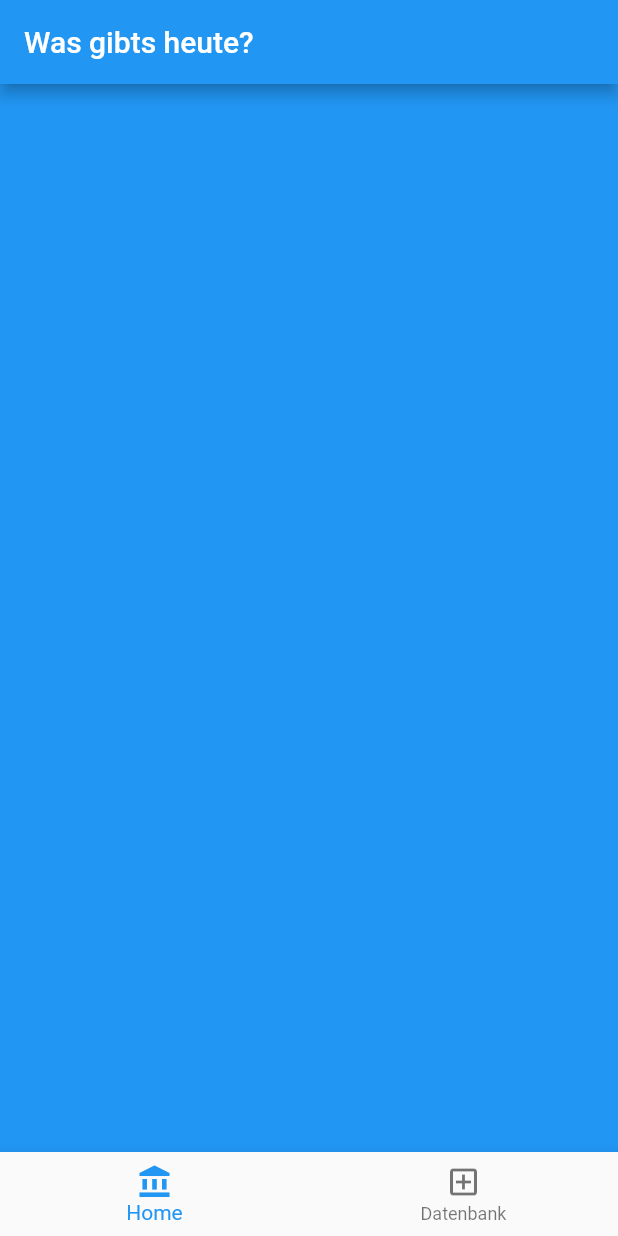
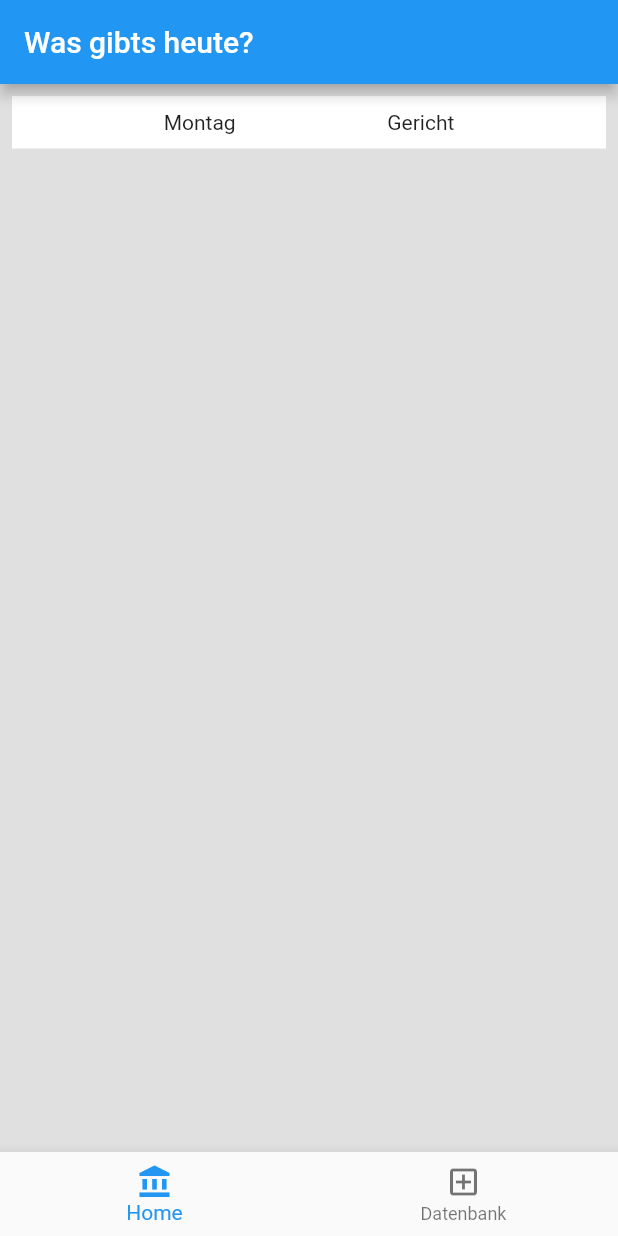
Before and after one commit to andyjocham/wasgibtsheute, a Flutter app: the screen it shows after launch, on a phone screen of 412 x 824 dp. Run offline on Flutter 3.47's test engine with Material 2 defaults, Android fonts, the phone set to English and light mode, and no system bars; our stand-ins replace flutter_slidable.

Commit message:
angefangen die Liste im home_screen zu erstellen

```diff
--- a/lib/my_app.dart
+++ b/lib/my_app.dart
@@ -14,7 +14,18 @@ class MyApp extends StatelessWidget {
   Widget build(BuildContext context) {
     return Configuration(
       gerichtelisteList: [
-        ListItem(name: "Brot"),
+        ListItem(name: "Spaghetti"),
+        ListItem(name: "Schnitzel"),
+        ListItem(name: "Wurstsalat"),
+        ListItem(name: "Burger"),
+        ListItem(name: "Maultaschensuppe"),
+        ListItem(name: "Chinesische Nudeln"),
+        ListItem(name: "Käßspätzle"),
+        ListItem(name: "Gemüseauflauf"),
+        ListItem(name: "Kartoffelauflauf"),
+        ListItem(name: "Steak"),
+        ListItem(name: "Sandwich"),
+        ListItem(name: "Lauchsuppe"),
       ],
       child: MaterialApp(
           title: "Was gibts heute?",
--- a/lib/pages/addItem_screen.dart
+++ b/lib/pages/addItem_screen.dart
@@ -61,7 +61,7 @@ class _AddItemScreenState extends State<AddItemScreen> {
 
                     Navigator.pop(context);
                   },
-                  child: Text(inEditMode ? "Bearbeiten" : "Hinzufügen")),
+                  child: Text(inEditMode ? "Speichern" : "Hinzufügen")),
             ],
           ),
         ));
--- a/lib/pages/database.dart
+++ b/lib/pages/database.dart
@@ -25,6 +25,7 @@ class _GerichtelisteState extends State<Gerichteliste> {
         .gerichtelisteList;
 
     return Scaffold(
+      backgroundColor: Colors.grey[300],
       appBar: AppBar(
         title: const Text("Gerichte"),
       ),
--- a/lib/pages/home_screen.dart
+++ b/lib/pages/home_screen.dart
@@ -3,11 +3,40 @@ import 'package:flutter/material.dart';
 class Homescreen extends StatelessWidget {
   const Homescreen({super.key});
 
+  // BoxDecoration myBoxDecoration() {
+  //   return BoxDecoration(
+  //     border: Border.all(
+  //       width: 1,
+  //     ),
+  //   );
+  // }
+
   @override
   Widget build(BuildContext context) {
     return Scaffold(
-      backgroundColor: Colors.blue,
-      appBar: AppBar(title: const Text("Was gibts heute?")),
-    );
+        backgroundColor: Colors.grey[300],
+        appBar: AppBar(
+          title: const Text("Was gibts heute?"),
+        ),
+        body: Padding(
+          padding: const EdgeInsets.all(8.0),
+          child: Column(
+            children: [
+              Container(
+                // decoration: myBoxDecoration(),
+                color: Colors.white,
+                width: double.infinity,
+                height: 35,
+                child: Row(
+                  mainAxisAlignment: MainAxisAlignment.spaceEvenly,
+                  children: [
+                    Text("Montag"),
+                    Text("Gericht"),
+                  ],
+                ),
+              )
+            ],
+          ),
+        ));
   }
 }
```
